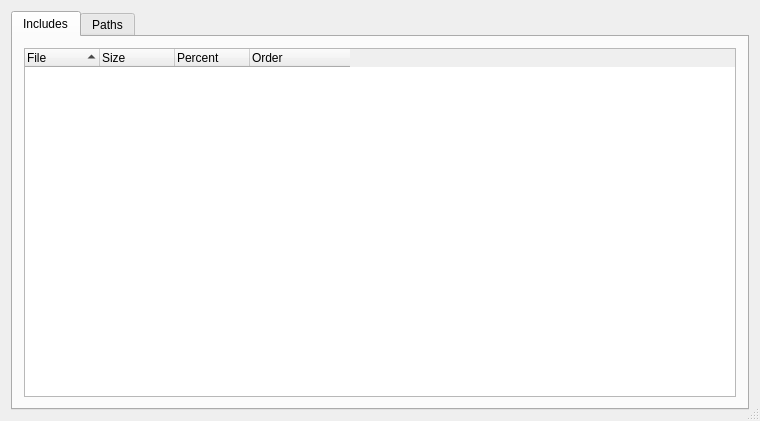
Old version of the form forms/dialog.ui in the repository cdglove/cpp-size.
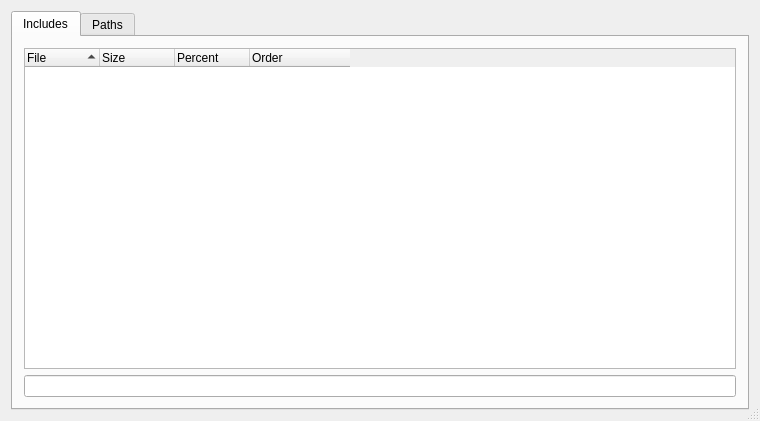
New version of the form.

The edit to the form file:
```diff
--- a/forms/dialog.ui
+++ b/forms/dialog.ui
@@ -75,6 +75,13 @@
          </column>
         </widget>
        </item>
+       <item>
+        <layout class="QHBoxLayout" name="horizontalLayout">
+         <item>
+          <widget class="QLineEdit" name="filter_text"/>
+         </item>
+        </layout>
+       </item>
       </layout>
      </widget>
      <widget class="QWidget" name="filesystem_tab">
```
Left out of the diff: 25 changed lines with no effect on the pictures.
